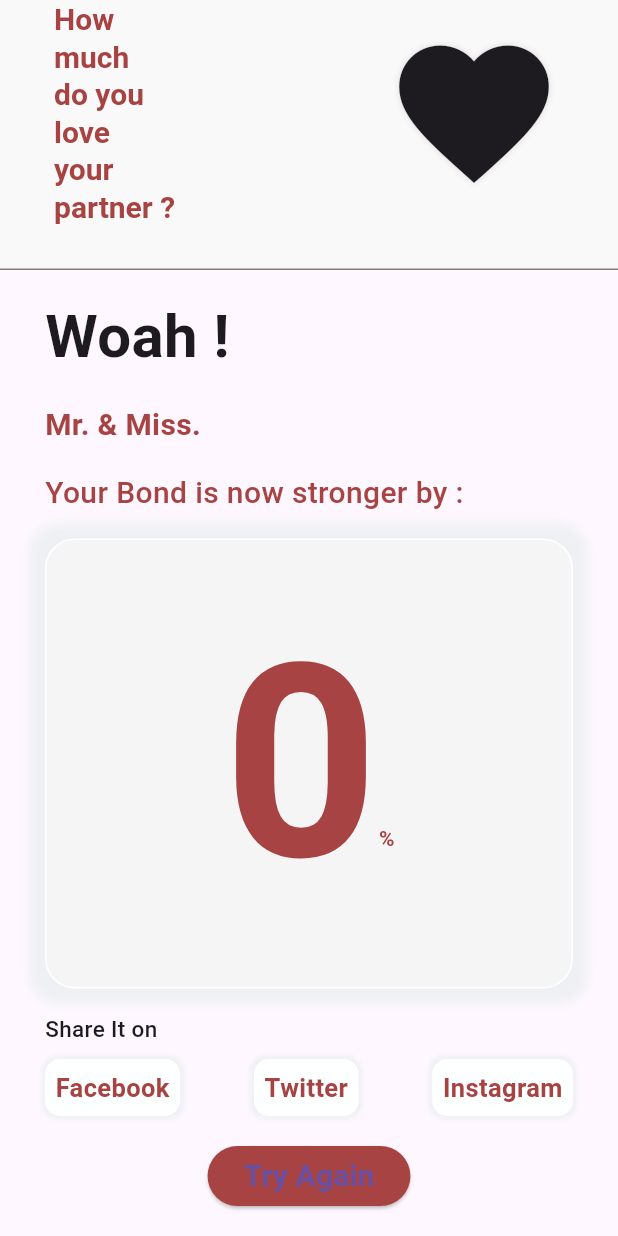
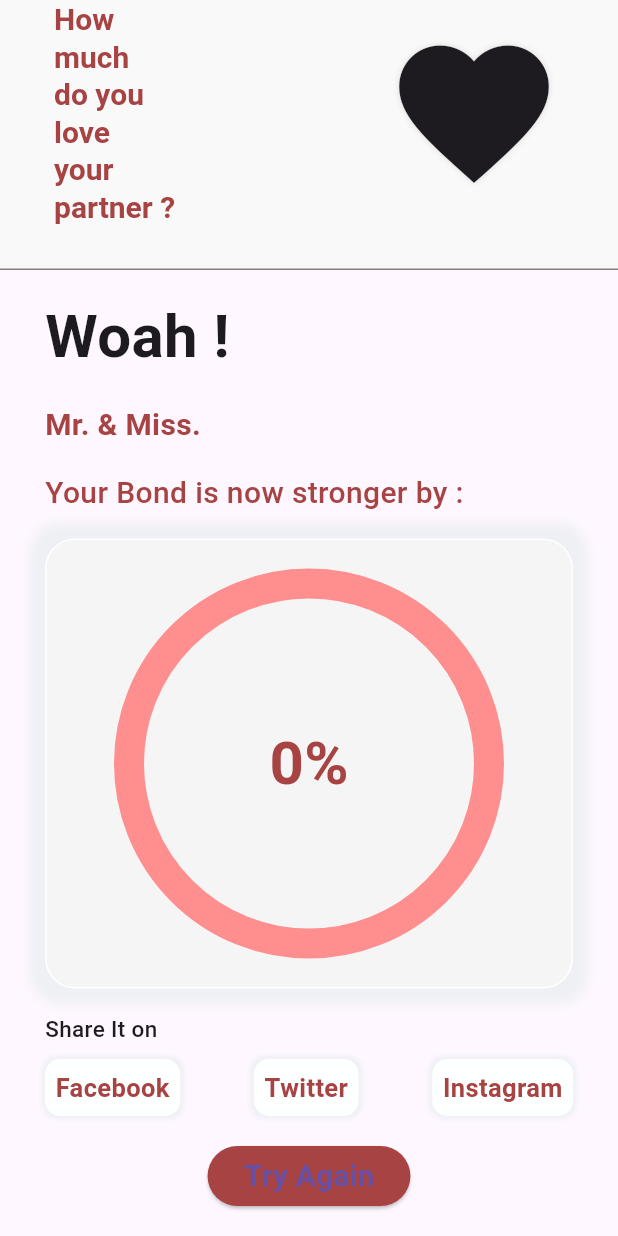
Before and after one commit to SubhamSharma1/try_love_calc, a Flutter app: the ResultPage screen opened directly with empty values, on a phone screen of 412 x 824 dp. Run offline on Flutter 3.47's test engine with Material 3 defaults, Android fonts, the phone set to English and light mode, and no system bars; drawn by our look-alikes of percent_indicator.

Commit message:
Added circular progress bar

```diff
--- a/lib/result.dart
+++ b/lib/result.dart
@@ -1,6 +1,6 @@
 import 'package:flutter/material.dart';
 import 'dart:math';
-
+import 'package:percent_indicator/percent_indicator.dart';
 class ResultPage extends StatelessWidget {
    ResultPage({
     super.key,
@@ -10,6 +10,7 @@ class ResultPage extends StatelessWidget {
     });
   final String malename,femalename;
   final int result;
+  bool animationFinished =false;
   int randomValue =Random().nextInt(100);
 
   @override
@@ -156,53 +157,73 @@ class ResultPage extends StatelessWidget {
                   spreadRadius: 10.0,
                 )]
               ),
-              // child: Padding(
-              //   padding: EdgeInsets.all(10.0),
-              //   child: SizedBox(
-              //     child: CircularProgressIndicator(
-              //             value: 0.5,
-              //             backgroundColor: Colors.amber,
-              //              valueColor: AlwaysStoppedAnimation(Colors.pink[500]),
+              child: Padding(
+                padding: EdgeInsets.all(10.0),
+                child: Stack(
+                  children: [
+                    Center(
+                      child: SizedBox(
+                        height: 260.0,
+                        width: double.infinity,
+                        child:new CircularPercentIndicator(
+                                radius: 130.0,
+                                animation: true,
+                                animationDuration: 2000,
+                                lineWidth: 20.0,
+                                percent: result/100,
+                                center: new Text("${result.toString()}%",
+                                style: TextStyle(
+                                  fontSize: 40.0,
+                                  color: Color(0xffa74343),
+                                  fontWeight: FontWeight.bold
+                                ),),
+                                progressColor: Color(0xffa74343),
+                                backgroundColor: Color.fromARGB(255, 255, 142, 142),
+                                circularStrokeCap: CircularStrokeCap.round,
+
+                )
+                      ),
+                    ),
+                  ],
+                ),
+              ),
+              // child: Row(
+              //   mainAxisAlignment: MainAxisAlignment.center,
+              //   crossAxisAlignment: CrossAxisAlignment.center,
+              //   children: [
+              //     Text(
+              //     result.toString(),
+              //     style: TextStyle(
+              //       fontSize: 180.0,
+              //       fontWeight: FontWeight.w500,
+              //       color: Color(0xffa74343),
               //     ),
               //   ),
+
+              //   Padding(
+              //     padding: EdgeInsets.only(top:100.0),
+              //     child: Text(
+              //       "%",
+              //       style: TextStyle(
+              //         fontWeight: FontWeight.bold,
+              //         color: Color(0xffa74343)
+              //       ),
+              //     ),
+              //   ),
+
+              //   // SizedBox(
+              //   //   height: 200.0,
+
+              //   //   child: Center(
+              //   //     child: CircularProgressIndicator(
+              //   //       value: 0.5,
+              //   //       backgroundColor: Colors.amber,
+              //   //       valueColor: AlwaysStoppedAnimation(Colors.pink[500]),
+              //   //     ),
+              //   //   ),
+              //   // )
+              //   ]
               // ),
-              child: Row(
-                mainAxisAlignment: MainAxisAlignment.center,
-                crossAxisAlignment: CrossAxisAlignment.center,
-                children: [
-                  Text(
-                  result.toString(),
-                  style: TextStyle(
-                    fontSize: 180.0,
-                    fontWeight: FontWeight.bold,
-                    color: Color(0xffa74343)
-                  ),
-                ),
-
-                Padding(
-                  padding: EdgeInsets.only(top:100.0),
-                  child: Text(
-                    "%",
-                    style: TextStyle(
-                      fontWeight: FontWeight.bold,
-                      color: Color(0xffa74343)
-                    ),
-                  ),
-                ),
-
-                // SizedBox(
-                //   height: 200.0,
-
-                //   child: Center(
-                //     child: CircularProgressIndicator(
-                //       value: 0.5,
-                //       backgroundColor: Colors.amber,
-                //       valueColor: AlwaysStoppedAnimation(Colors.pink[500]),
-                //     ),
-                //   ),
-                // )
-                ]
-              ),
             ),
 
 
@@ -309,7 +330,8 @@ class ResultPage extends StatelessWidget {
                   fontWeight: FontWeight.bold
                 ),
               )),
-            )
+            ),
+
 
           ],
 
--- a/pubspec.yaml
+++ b/pubspec.yaml
@@ -9,6 +9,8 @@ environment:
 dependencies:
   flutter:
     sdk: flutter
+  http:
+  percent_indicator: ^4.0.1
 
 dev_dependencies:
   flutter_test:
@@ -17,3 +19,7 @@ dev_dependencies:
 
 flutter:
   uses-material-design: true
+  fonts:
+    - family: PlayFair
+      fonts:
+        - asset: assets/playfairr.ttf
```
Also changed, not shown: lib/home.dart (+7 -1 lines), pubspec.lock.
